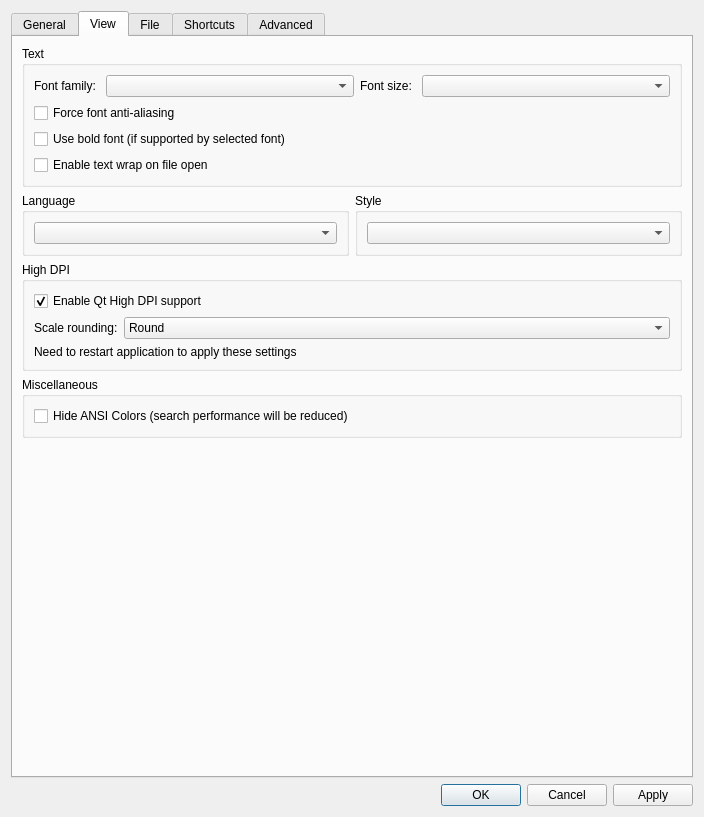
Old version of the form src/ui/include/optionsdialog.ui in the repository 64x-lunicorn/LogSquirl.
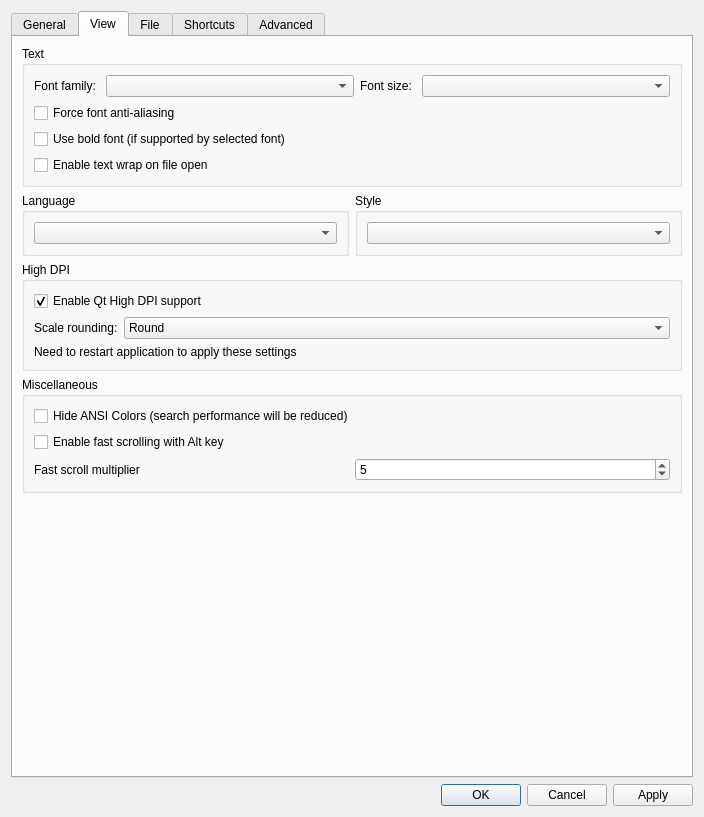
New version of the form. The open tabs and pages were chosen to show the change.

Commit message:
feat: add fast scroll with Alt key (VSCode-style) (#8)
Hold Alt (Option on macOS) while scrolling to multiply the scroll
speed. The multiplier defaults to 5x matching VSCode's
editor.fastScrollSensitivity setting.

Settings added to Preferences dialog:
- Enable fast scrolling with Alt key (default: on)
- Fast scroll multiplier (range 2-20, default: 5)

The feature is enabled by default for immediate discoverability.
Ctrl+scroll font zoom behavior is unchanged.

```diff
--- a/src/ui/include/optionsdialog.ui
+++ b/src/ui/include/optionsdialog.ui
@@ -439,6 +439,37 @@
             </property>
            </widget>
           </item>
+          <item>
+           <widget class="QCheckBox" name="fastScrollEnabledCheckBox">
+            <property name="text">
+             <string>Enable fast scrolling with Alt key</string>
+            </property>
+           </widget>
+          </item>
+          <item>
+           <layout class="QHBoxLayout" name="fastScrollMultiplierLayout">
+            <item>
+             <widget class="QLabel" name="fastScrollMultiplierLabel">
+              <property name="text">
+               <string>Fast scroll multiplier</string>
+              </property>
+             </widget>
+            </item>
+            <item>
+             <widget class="QSpinBox" name="fastScrollMultiplierSpinBox">
+              <property name="minimum">
+               <number>2</number>
+              </property>
+              <property name="maximum">
+               <number>20</number>
+              </property>
+              <property name="value">
+               <number>5</number>
+              </property>
+             </widget>
+            </item>
+           </layout>
+          </item>
          </layout>
         </widget>
        </item>
```
The commit also changes 4 other files.
